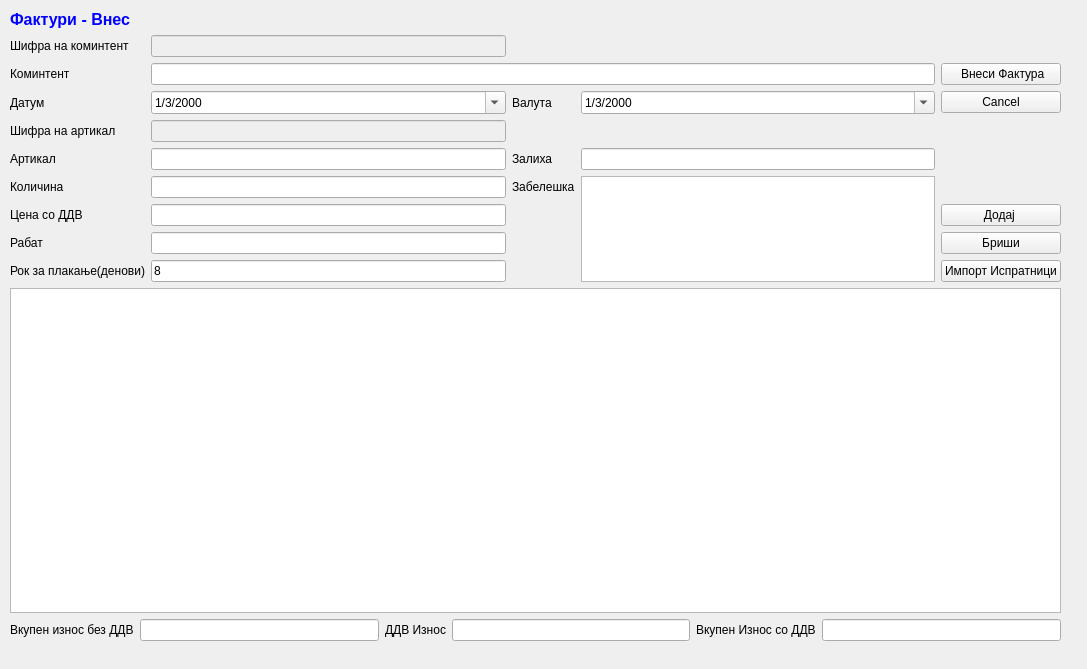
This is sterna/Nalog/nalogvnes.ui in srgank/sterna_x as Qt 5 draws it before an edit. The edited form follows.
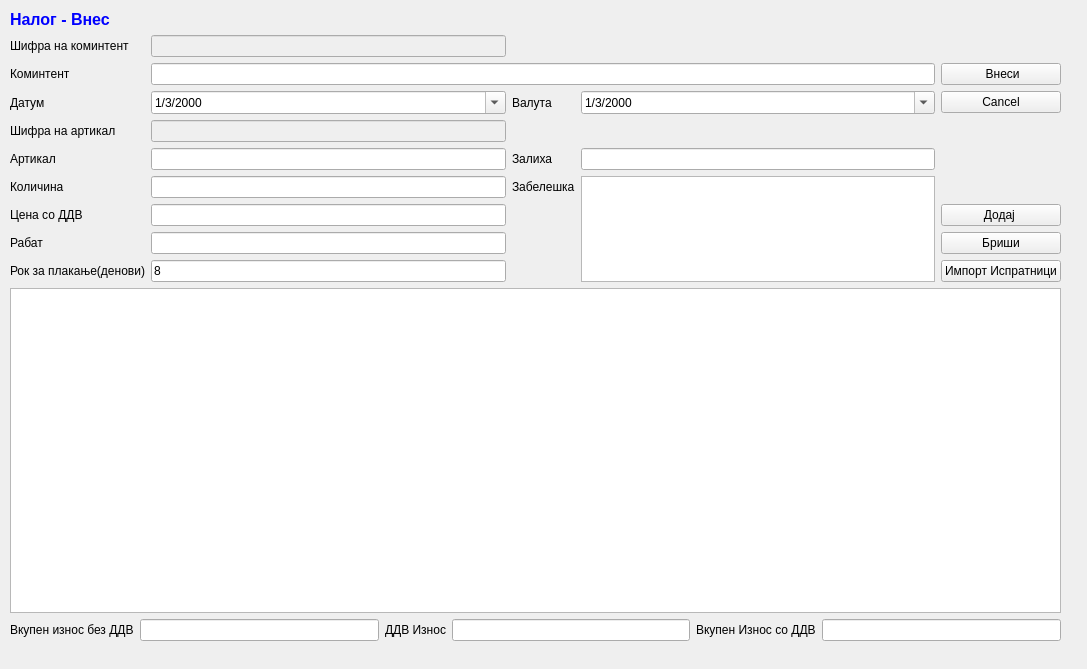
This is the edited form. Icons and pictures are not drawn.

What changed in the file:
```diff
--- a/sterna/Nalog/nalogvnes.ui
+++ b/sterna/Nalog/nalogvnes.ui
@@ -331,15 +331,15 @@
        <string>&lt;!DOCTYPE HTML PUBLIC &quot;-//W3C//DTD HTML 4.0//EN&quot; &quot;http://www.w3.org/TR/REC-html40/strict.dtd&quot;&gt;
 &lt;html&gt;&lt;head&gt;&lt;meta name=&quot;qrichtext&quot; content=&quot;1&quot; /&gt;&lt;style type=&quot;text/css&quot;&gt;
 p, li { white-space: pre-wrap; }
-&lt;/style&gt;&lt;/head&gt;&lt;body style=&quot; font-family:'MS Shell Dlg 2'; font-size:10pt; font-weight:400; font-style:normal;&quot;&gt;
-&lt;p style=&quot; margin-top:0px; margin-bottom:0px; margin-left:0px; margin-right:0px; -qt-block-indent:0; text-indent:0px;&quot;&gt;&lt;span style=&quot; font-size:12pt; font-weight:600; color:#0000ff;&quot;&gt;Фактури - Внес&lt;/span&gt;&lt;/p&gt;&lt;/body&gt;&lt;/html&gt;</string>
+&lt;/style&gt;&lt;/head&gt;&lt;body style=&quot; font-family:'Sans Serif'; font-size:9pt; font-weight:400; font-style:normal;&quot;&gt;
+&lt;p style=&quot; margin-top:0px; margin-bottom:0px; margin-left:0px; margin-right:0px; -qt-block-indent:0; text-indent:0px;&quot;&gt;&lt;span style=&quot; font-family:'MS Shell Dlg 2'; font-size:12pt; font-weight:600; color:#0000ff;&quot;&gt;Налог - Внес&lt;/span&gt;&lt;/p&gt;&lt;/body&gt;&lt;/html&gt;</string>
       </property>
      </widget>
     </item>
     <item row="3" column="4">
      <widget class="QPushButton" name="pushButton_4">
       <property name="text">
-       <string> Внеси Фактура</string>
+       <string> Внеси</string>
       </property>
       <property name="icon">
        <iconset>
```
